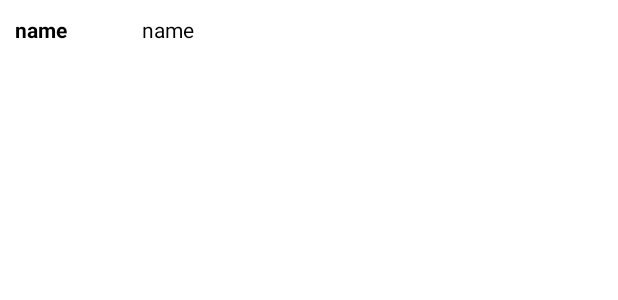
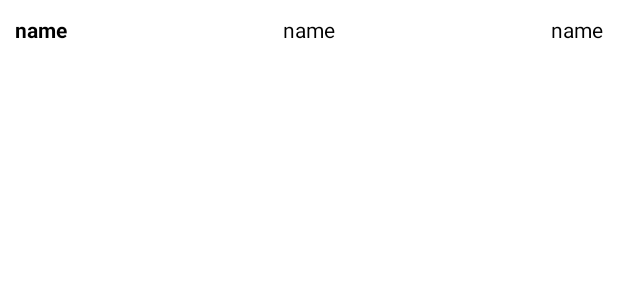
Before and after one commit to SIO2LAA/Speleo-EPI, an Android app: the layout listeview_item.xml on its own in the app's theme, with its tools: preview values and no code run, on a phone screen of 412 x 824 dp. Shown: the top 300 px of the screen. Run offline under Robolectric (Android 15) with nearby library versions, the phone set to English and light mode, and no system bars.

Commit message:
J'ai arrangé la liste des matériaux ^^

```diff
--- a/app/src/main/java/fr/sio/app_epi2/models/MaterielAdaptater.java
+++ b/app/src/main/java/fr/sio/app_epi2/models/MaterielAdaptater.java
@@ -1,6 +1,7 @@
 package fr.sio.app_epi2.models;
 
 import android.content.Context;
+import android.text.format.DateFormat;
 import android.view.LayoutInflater;
 import android.view.View;
 import android.view.ViewGroup;
@@ -11,7 +12,10 @@ import android.widget.TextView;
 
 import androidx.recyclerview.widget.RecyclerView.ViewHolder;
 
+import java.text.ParseException;
+import java.text.SimpleDateFormat;
 import java.util.ArrayList;
+import java.util.Date;
 
 import fr.sio.app_epi2.R;
 
@@ -51,6 +55,10 @@ public class MaterielAdaptater extends ArrayAdapter<Materiel> {
         libelle.setText(listeMateriels.get(position).getLibelle());
         TextView modele = convertView.findViewById(R.id.modelMateriel);
         modele.setText(listeMateriels.get(position).getModele());
+        TextView date = convertView.findViewById(R.id.dateMateriel);
+        Date dateAcquisition = listeMateriels.get(position).getDateAcquisition();
+        CharSequence dateformat = DateFormat.format("yyyy-mm-dd", dateAcquisition);
+        date.setText(dateformat);
         return convertView;
     }
 }
--- a/app/src/main/res/layout/listeview_item.xml
+++ b/app/src/main/res/layout/listeview_item.xml
@@ -1,24 +1,37 @@
 <?xml version="1.0" encoding="utf-8"?>
 <LinearLayout xmlns:android="http://schemas.android.com/apk/res/android"
     android:layout_width="match_parent"
-    android:layout_height="match_parent"
-    android:orientation="horizontal">
+    android:layout_height="match_parent">
+
+
     <TextView
         android:id="@+id/libelleMateriel"
-        android:textStyle="bold"
+        android:layout_width="wrap_content"
+        android:layout_height="wrap_content"
+        android:padding="10dp"
+        android:layout_weight="1"
+        android:gravity="left"
         android:text="name"
-        android:layout_marginRight="30dp"
-        android:padding="10dp"
         android:textColor="@color/black"
-        android:layout_width="wrap_content"
-        android:layout_height="wrap_content">
-    </TextView>
+        android:textStyle="bold" />
 
     <TextView
         android:id="@+id/modelMateriel"
-        android:padding="10dp"
-        android:textColor="@color/black"
         android:layout_width="wrap_content"
         android:layout_height="wrap_content"
-        android:text="name"></TextView>
+        android:padding="10dp"
+        android:gravity="center"
+        android:layout_weight="1"
+        android:text="name"
+        android:textColor="@color/black" />
+
+    <TextView
+        android:id="@+id/dateMateriel"
+        android:layout_width="wrap_content"
+        android:layout_height="wrap_content"
+        android:padding="10dp"
+        android:gravity="right"
+        android:layout_weight="1"
+        android:text="name"
+        android:textColor="@color/black" />
 </LinearLayout>
--- a/build.gradle
+++ b/build.gradle
@@ -5,7 +5,7 @@ buildscript {
         mavenCentral()
     }
     dependencies {
-        classpath 'com.android.tools.build:gradle:4.2.1'
+        classpath 'com.android.tools.build:gradle:7.1.2'
 
         // NOTE: Do not place your application dependencies here; they belong
         // in the individual module build.gradle files
```
Also changed, not shown: gradle/wrapper/gradle-wrapper.properties.
